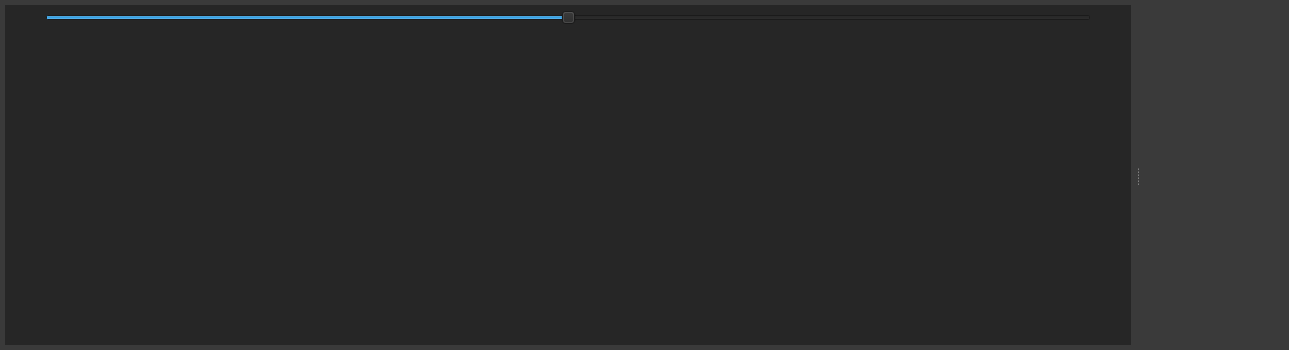
The window that LEO_sniffy/modules/scope/scopewindow.ui (jirik09/Sniffy) describes before a commit, drawn with Qt 5.
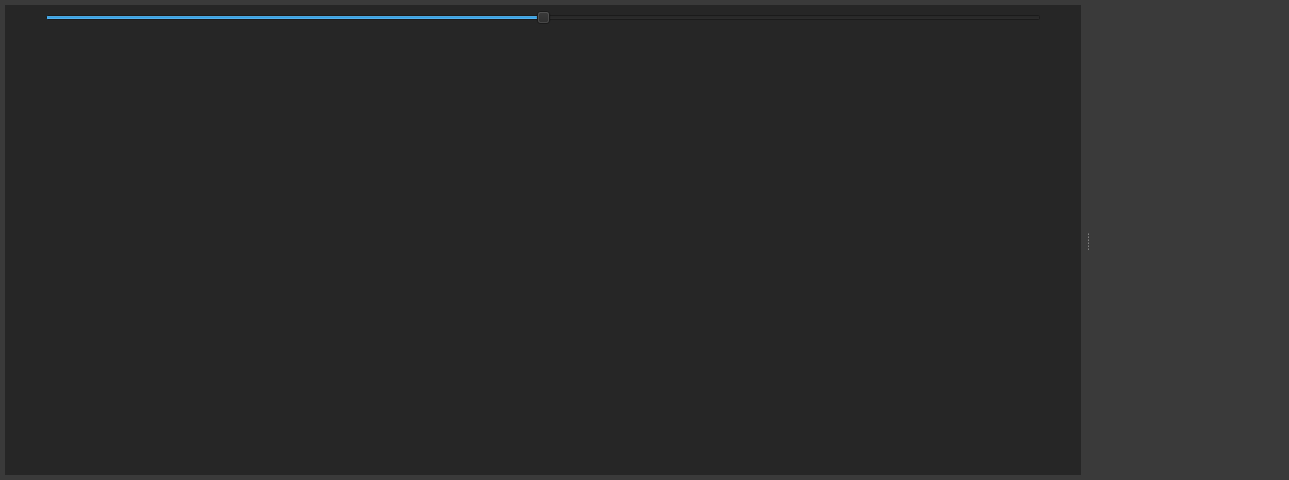
The same window after the commit.

What changed in the file:
```diff
--- a/LEO_sniffy/modules/scope/scopewindow.ui
+++ b/LEO_sniffy/modules/scope/scopewindow.ui
@@ -10,13 +10,13 @@
     <x>0</x>
     <y>0</y>
     <width>1289</width>
-    <height>350</height>
+    <height>480</height>
    </rect>
   </property>
   <property name="minimumSize">
    <size>
-    <width>400</width>
-    <height>350</height>
+    <width>600</width>
+    <height>480</height>
    </size>
   </property>
   <property name="contextMenuPolicy">
@@ -227,7 +227,7 @@
          <property name="minimumSize">
           <size>
            <width>0</width>
-           <height>10</height>
+           <height>25</height>
           </size>
          </property>
          <property name="maximumSize">
@@ -278,7 +278,7 @@
       </property>
       <property name="minimumSize">
        <size>
-        <width>150</width>
+        <width>200</width>
         <height>0</height>
        </size>
       </property>
```
